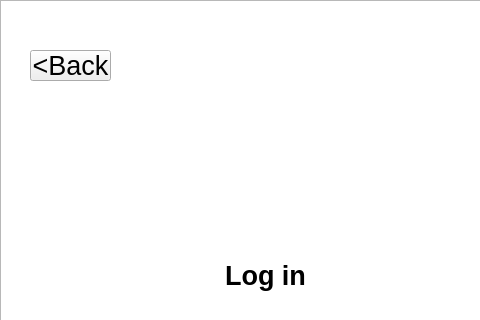
Creed667/FoodiePalaceCustomer, file FoodiePalace_Customer/mainwindow.ui: the form before one commit; both pictures show x 0 to 480 and y 0 to 320 of the 1200 by 800 pixel window.
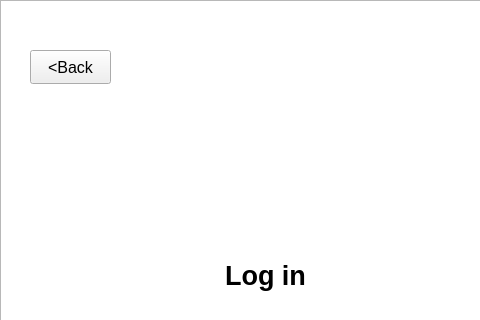
The form after the commit. The open tabs and pages were chosen to show the change. Icons and pictures are not drawn.

Commit message: wc aligned

What changed in the file:
```diff
--- a/FoodiePalace_Customer/mainwindow.ui
+++ b/FoodiePalace_Customer/mainwindow.ui
@@ -188,6 +188,9 @@
         <height>800</height>
        </size>
       </property>
+      <property name="autoFillBackground">
+       <bool>false</bool>
+      </property>
       <property name="styleSheet">
        <string notr="true">border-image: url(:/img/resource/271694.jpg);</string>
       </property>
@@ -253,9 +256,15 @@
         <x>30</x>
         <y>50</y>
         <width>81</width>
-        <height>31</height>
+        <height>34</height>
        </rect>
       </property>
+      <property name="font">
+       <font>
+        <pointsize>12</pointsize>
+        <bold>false</bold>
+       </font>
+      </property>
       <property name="text">
        <string>&lt;Back</string>
       </property>
```
Left out of the diff: 24 changed lines with no effect on the pictures.
